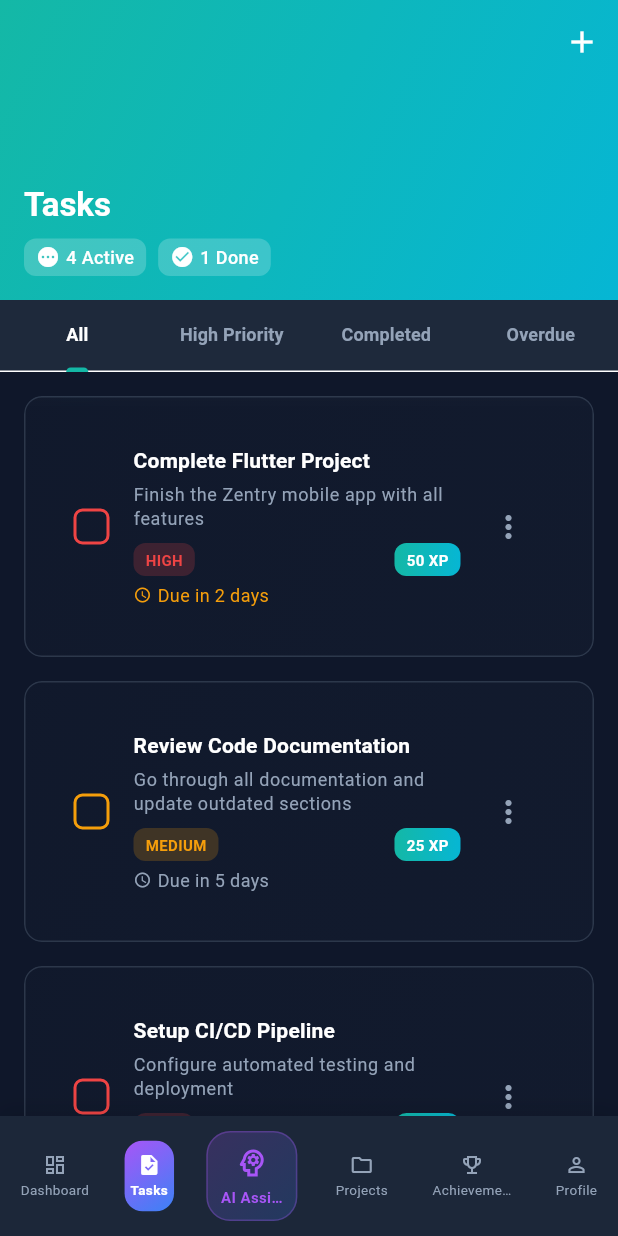
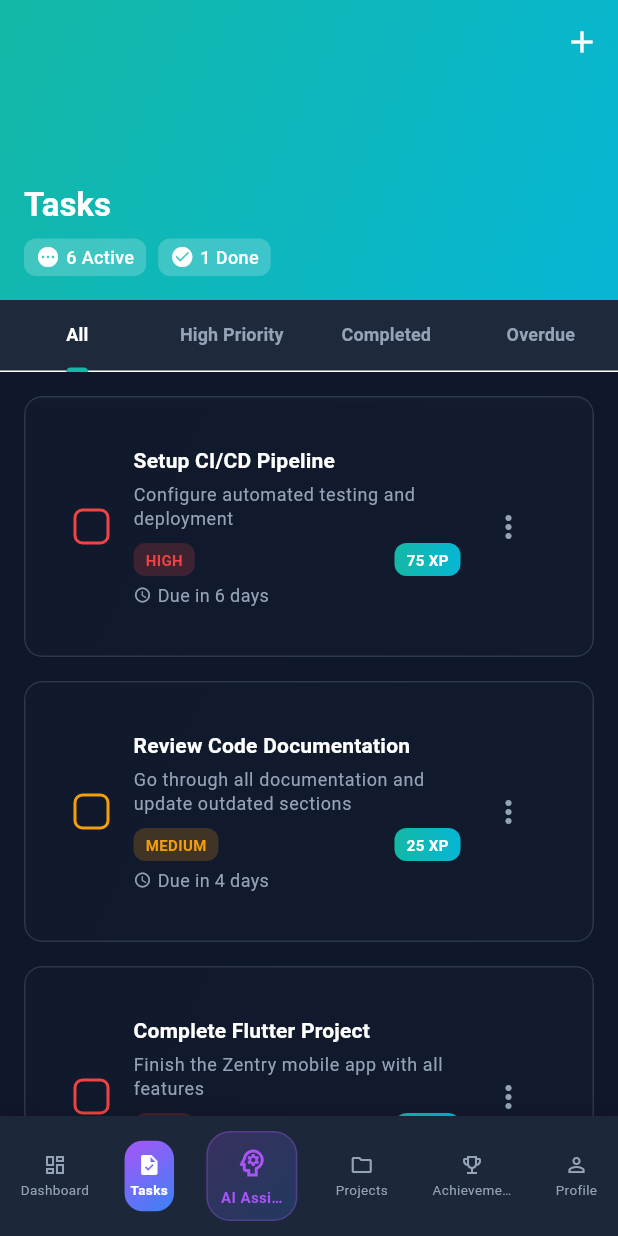
Before and after one commit to lucifron28/zentry_mobile, a Flutter app: the screen it shows after launch, swiped to page 2, on a phone screen of 412 x 824 dp. Run offline on Flutter 3.47's test engine with Material 3 defaults, Android fonts, the phone set to English and light mode, and no system bars; our stand-ins replace flutter_dotenv, flutter_staggered_animations, shared_preferences; accounts and stored records are empty; network calls fail.

Commit message:
feature update: remove the hardcoded mock tasks and move them to the provider as fallback to the api

```diff
--- a/lib/screens/tasks_screen.dart
+++ b/lib/screens/tasks_screen.dart
@@ -1,7 +1,9 @@
 import 'package:flutter/material.dart';
 import 'package:flutter_staggered_animations/flutter_staggered_animations.dart';
+import 'package:provider/provider.dart';
 import '../utils/constants.dart';
 import '../models/task.dart';
+import '../providers/task_provider.dart';
 import '../widgets/task/task_card.dart';
 import '../widgets/common/glass_card.dart';
 
@@ -15,71 +17,6 @@
 class _TasksScreenState extends State<TasksScreen> with TickerProviderStateMixin {
   late TabController _tabController;
 
-  // Mock tasks data
-  List<Task> _mockTasks = [
-    Task(
-      id: '1',
-      title: 'Complete Flutter Project',
-      description: 'Finish the Zentry mobile app with all features',
-      priority: 'high',
-      status: 'in_progress',
-      xpReward: 50,
-      dueDate: DateTime.now().add(const Duration(days: 2)),
-      createdAt: DateTime.now().subtract(const Duration(days: 1)),
-      updatedAt: DateTime.now(),
-      userId: 'user1',
-    ),
-    Task(
-      id: '2',
-      title: 'Review Code Documentation',
-      description: 'Go through all documentation and update outdated sections',
-      priority: 'medium',
-      status: 'pending',
-      xpReward: 25,
-      dueDate: DateTime.now().add(const Duration(days: 5)),
-      createdAt: DateTime.now().subtract(const Duration(hours: 12)),
-      updatedAt: DateTime.now(),
-      userId: 'user1',
-    ),
-    Task(
-      id: '3',
-      title: 'Setup CI/CD Pipeline',
-      description: 'Configure automated testing and deployment',
-      priority: 'high',
-      status: 'pending',
-      xpReward: 75,
-      dueDate: DateTime.now().add(const Duration(days: 7)),
-      createdAt: DateTime.now().subtract(const Duration(hours: 6)),
-      updatedAt: DateTime.now(),
-      userId: 'user1',
-    ),
-    Task(
-      id: '4',
-      title: 'Update Dependencies',
-      description: 'Update all Flutter dependencies to latest versions',
-      priority: 'low',
-      status: 'completed',
-      xpReward: 15,
-      dueDate: DateTime.now().subtract(const Duration(days: 1)),
-      createdAt: DateTime.now().subtract(const Duration(days: 3)),
-      updatedAt: DateTime.now().subtract(const Duration(days: 1)),
-      userId: 'user1',
-      completedAt: DateTime.now().subtract(const Duration(days: 1)),
-    ),
-    Task(
-      id: '5',
-      title: 'Write Unit Tests',
-      description: 'Add comprehensive unit tests for all core features',
-      priority: 'medium',
-      status: 'in_progress',
-      xpReward: 40,
-      dueDate: DateTime.now().add(const Duration(days: 3)),
-      createdAt: DateTime.now().subtract(const Duration(days: 2)),
-      updatedAt: DateTime.now(),
-      userId: 'user1',
-    ),
-  ];
-
   @override
   void initState() {
     super.initState();
@@ -92,22 +29,24 @@
     super.dispose();
   }
 
-  List<Task> get _activeTasks => _mockTasks.where((task) =>
+  @override
+  Widget build(BuildContext context) {
+    return Consumer<TaskProvider>(
+      builder: (context, taskProvider, child) {
+        final activeTasks = taskProvider.tasks.where((task) =>
           task.status == 'pending' || task.status == 'in_progress').toList();
 
-  List<Task> get _completedTasks => _mockTasks.where((task) =>
+        final completedTasks = taskProvider.tasks.where((task) =>
           task.status == 'completed').toList();
 
-  List<Task> get _highPriorityTasks => _mockTasks.where((task) =>
+        final highPriorityTasks = taskProvider.tasks.where((task) =>
           task.priority == 'high' && task.status != 'completed').toList();
 
-  List<Task> get _overdueTasks => _mockTasks.where((task) =>
+        final overdueTasks = taskProvider.tasks.where((task) =>
           task.dueDate != null &&
           task.dueDate!.isBefore(DateTime.now()) &&
           task.status != 'completed').toList();
 
-  @override
-  Widget build(BuildContext context) {
         return Scaffold(
       backgroundColor: AppColors.background,
       body: NestedScrollView(
@@ -144,9 +83,9 @@
                           const SizedBox(height: AppSizes.paddingSm),
                           Row(
                             children: [
-                              _buildStatChip('${_activeTasks.length} Active', Icons.pending),
+                              _buildStatChip('${activeTasks.length} Active', Icons.pending),
                               const SizedBox(width: AppSizes.paddingSm),
-                              _buildStatChip('${_completedTasks.length} Done', Icons.check_circle),
+                              _buildStatChip('${completedTasks.length} Done', Icons.check_circle),
                             ],
                           ),
                         ],
@@ -188,16 +127,18 @@
               child: TabBarView(
                 controller: _tabController,
                 children: [
-                  _buildTaskList(_mockTasks, 'No tasks found'),
-                  _buildTaskList(_highPriorityTasks, 'No high priority tasks'),
-                  _buildTaskList(_completedTasks, 'No completed tasks'),
-                  _buildTaskList(_overdueTasks, 'No overdue tasks'),
+                  _buildTaskList(taskProvider.tasks, 'No tasks found'),
+                  _buildTaskList(highPriorityTasks, 'No high priority tasks'),
+                  _buildTaskList(completedTasks, 'No completed tasks'),
+                  _buildTaskList(overdueTasks, 'No overdue tasks'),
                 ],
               ),
             ),
           ],
         ),
       ),
+        );
+      },
     );
   }
 
@@ -304,37 +245,27 @@
     );
   }
 
-  void _toggleTaskCompletion(Task task) {
-    setState(() {
-      final index = _mockTasks.indexWhere((t) => t.id == task.id);
-      if (index != -1) {
-        final currentTask = _mockTasks[index];
-        final newStatus = currentTask.status == 'completed' ? 'pending' : 'completed';
-        final newCompletedAt = newStatus == 'completed' ? DateTime.now() : null;
+  void _toggleTaskCompletion(Task task) async {
+    final taskProvider = Provider.of<TaskProvider>(context, listen: false);
+    final success = await taskProvider.toggleTaskCompletion(task.id);
 
-        // Create updated task with new status using copyWith
-        final updatedTask = currentTask.copyWith(
-          status: newStatus,
-          completedAt: newCompletedAt,
-          updatedAt: DateTime.now(),
-        );
-
-        _mockTasks[index] = updatedTask;
-      }
-    });
-
-    // Show feedback
+    if (mounted) {
       ScaffoldMessenger.of(context).showSnackBar(
         SnackBar(
           content: Text(
-          task.status == 'completed'
-            ? 'Task marked as incomplete'
-            : 'Task completed! +${task.xpReward} XP',
+            success
+              ? task.isCompleted
+                ? 'Task marked as pending'
+                : 'Task completed! +${task.xpReward} XP'
+              : 'Failed to update task',
           ),
-        backgroundColor: task.status == 'completed' ? AppColors.warning : AppColors.success,
+          backgroundColor: success ?
+            (task.isCompleted ? AppColors.warning : AppColors.success) :
+            AppColors.danger,
           duration: const Duration(seconds: 2),
         ),
       );
+    }
   }
 
   void _editTask(Task task) {
```
Lines whose indentation alone changed are shown as unchanged.
